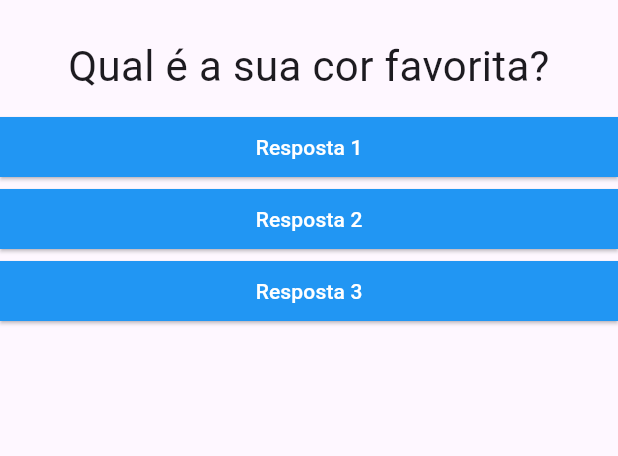
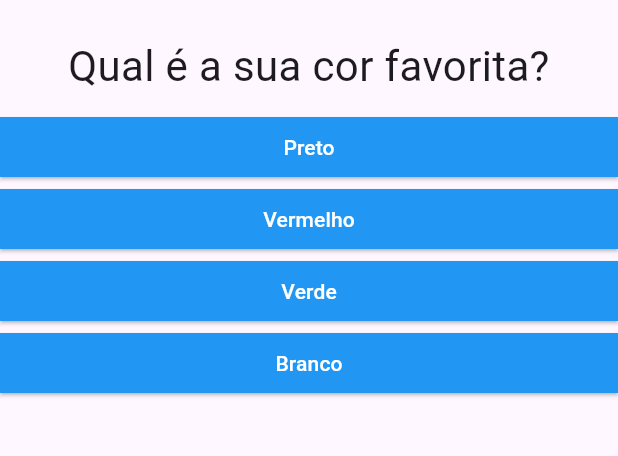
Before and after one commit to LucasLimaAmaral/Projeto_perguntas, a Flutter app: the screen it shows after launch, on a phone screen of 412 x 824 dp, the part 63-519 px from its top. Run offline on Flutter 3.47's test engine with Material 3 defaults, Android fonts, the phone set to English and light mode, and no system bars.

Commit message:
butoes imperativos se tornaram declarativos, pegando as respostas do map e convertendo para uma lista de widgets(resposta)  da pergunta selecionada

```diff
--- a/lib/main.dart
+++ b/lib/main.dart
@@ -6,30 +6,47 @@ main() => runApp(PerguntaApp());
 
 class _PerguntaAppState extends State<PerguntaApp>{
 
+  final _perguntas = const[
+      {
+        'texto': 'Qual é a sua cor favorita?',
+        'respostas' : ['Preto', 'Vermelho', 'Verde', 'Branco'],
+      },
+      {
+        'texto': 'Qual é seu animal favorito?',
+        'respostas': ['Coelho', 'Cobra', 'Elefante', 'Leão'],
+      },
+      {
+        'texto': 'Qual é seu instrutor favorito?',
+        'respostas': ['Maria', 'Joao', 'Leo', 'Pedro'],
+      },
+
+    ];
 
   var _perguntaSelecionada = 0;
 
   void _responder(){
-    setState(() {
-      _perguntaSelecionada++;
-    });
 
-    print(_perguntaSelecionada);
+    if(temPerguntaSelecionada){
+      setState(() {
+        _perguntaSelecionada++;
+      });
+    }
+
+  }
+
+  bool get temPerguntaSelecionada{
+    return _perguntaSelecionada < _perguntas.length;
   }
 
   @override
   Widget build(BuildContext context){
-    final List<String> perguntas = [
-      'Qual é a sua cor favorita?',
-      'Qual é o seu animal favorito?',
 
-    ];
 
-    final List<String> respostas = [
-      'Resposta 1',
-      'Resposta 2',
-      'Resposta 3'
-    ];
+    List<String> respostas = temPerguntaSelecionada
+    ? _perguntas[_perguntaSelecionada]['respostas'] as List<String>
+    : [];
+
+    List<Widget> widgets = respostas.map((t) => Resposta(t, _responder)).toList();
 
     return MaterialApp(
       home: Scaffold(
@@ -38,21 +55,17 @@ class _PerguntaAppState extends State<PerguntaApp>{
           title: Text('Perguntas'),
         ),
 
-        body: Column(
+        body: temPerguntaSelecionada ? Column(
 
           children: <Widget>[
 
-            Questao(perguntas[_perguntaSelecionada]),
+            Questao(_perguntas[_perguntaSelecionada]['texto'].toString()),
 
-            Resposta(respostas[0]),
-
-            Resposta(respostas[1]),
-
-            Resposta(respostas[2])
+            ...widgets,
 
           ],
 
-        ),
+        ) : Center(child: SizedBox.shrink()),
 
       ),
     );
--- a/lib/resposta.dart
+++ b/lib/resposta.dart
@@ -3,7 +3,9 @@ import 'package:flutter/material.dart';
 class Resposta extends StatelessWidget {
   final String texto;
 
-  const Resposta(this.texto, {super.key});
+  final void Function() onSelection;
+
+  const Resposta(this.texto, this.onSelection, {super.key});
 
   @override
   Widget build(BuildContext context) {
@@ -11,11 +13,12 @@ class Resposta extends StatelessWidget {
       width: double.infinity,
 
       child: ElevatedButton(
-        onPressed: () => {},
+        onPressed: onSelection,
 
         style: ElevatedButton.styleFrom(
           backgroundColor: Colors.blue,
           foregroundColor: Colors.white,
+
           shape: RoundedRectangleBorder(
             borderRadius: BorderRadius.circular(0), // Bordas arredondadas
           )
```
